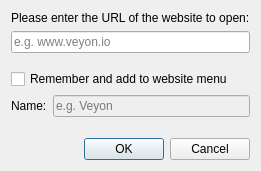
First picture: the form in plugins/desktopservices/OpenWebsiteDialog.ui, repository rsamjkt/veyon-macos, before the edit.
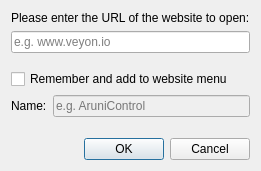
Second picture: the form after the edit. Icons and pictures are not drawn.

Commit message:
Rebrand product to AruniControl (GPLv2 fork of Veyon)
- Product/app name Veyon -> AruniControl (org=Arunika, domain=arunika.id)
- 109 user-facing UI strings rebranded across 65 files
- launchd service label, bundle IDs, app bundle names updated
- package-macos*.sh now build AruniControl[.app] (Master/Configurator)
- ATTRIBUTION.md added; original Veyon copyright/license notices preserved

```diff
--- a/plugins/desktopservices/OpenWebsiteDialog.ui
+++ b/plugins/desktopservices/OpenWebsiteDialog.ui
@@ -17,7 +17,7 @@
       <bool>false</bool>
      </property>
      <property name="placeholderText">
-      <string>e.g. Veyon</string>
+      <string>e.g. AruniControl</string>
      </property>
     </widget>
    </item>
```
The commit also changes 69 other files.
